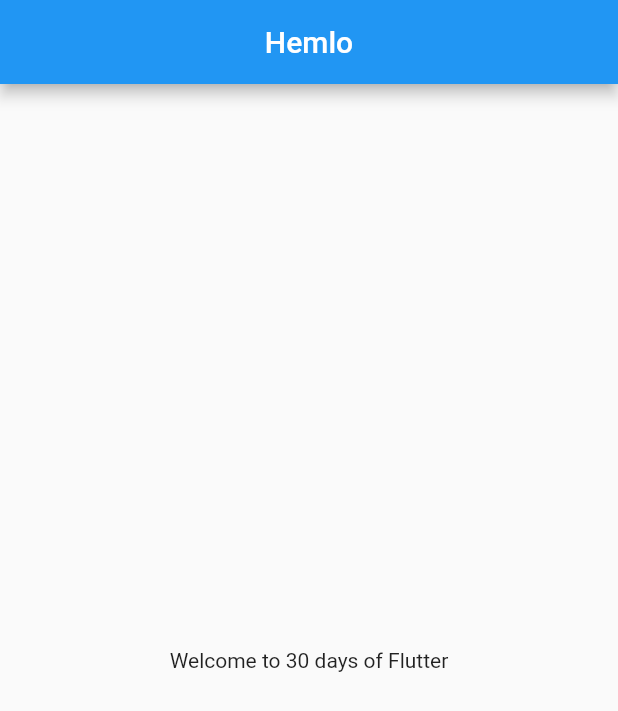
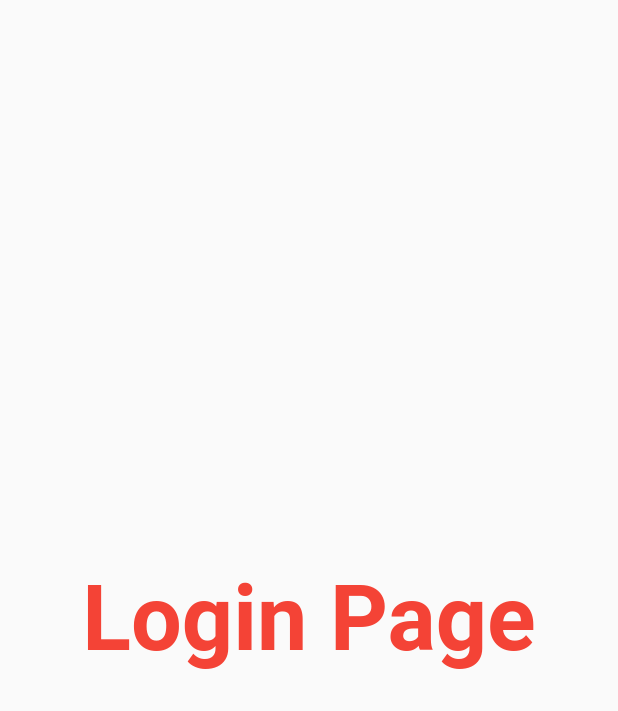
Before and after one commit to TejasParse/30DaysOfFlutter, a Flutter app: the screen it shows after launch, on a phone screen of 412 x 824 dp. Shown: the top 711 px of the screen. Run offline on Flutter 3.47's test engine with Material 2 defaults, Android fonts, the phone set to English and light mode, and no system bars.

Commit message:
Day 3 Completed

```diff
--- a/lib/main.dart
+++ b/lib/main.dart
@@ -1,3 +1,5 @@
+import 'package:catalog/pages/home_page.dart';
+import 'package:catalog/pages/login_page.dart';
 import 'package:flutter/material.dart';
 
 void main() {
@@ -10,21 +12,10 @@ class MyApp extends StatelessWidget {
   @override
   Widget build(BuildContext context) {
     return MaterialApp(
-        home: Scaffold(
-          appBar: AppBar(
-            title: Text("Hemlo"),
-            centerTitle: true,
-          ),
-          body: Container(
-            child: Center(
-              child: Text("Welcome to 30 days of Flutter"),
-            ),
-          ),
-        )
+      routes: {
+          "/" : (context) => LoginPage(),
+        "/Home" : (context) => HomePage(),
+      },
     );
   }
 }
-
-counter() {
-  count += 1;
-}
--- a/lib/pages/home_page.dart
+++ b/lib/pages/home_page.dart
@@ -1,13 +1,16 @@
 import 'package:flutter/material.dart';
 
-class home_page extends StatelessWidget {
+class HomePage extends StatelessWidget {
   @override
   Widget build(BuildContext context) {
     return Scaffold(
       appBar: AppBar(
         title: Text("Main Page"),
+        centerTitle: true,
       ),
-      body: Text("Hello"),
+      body: Center(
+        child: Text("Hello"),
+      ),
       drawer: Drawer(),
     );
   }
--- /dev/null
+++ b/lib/pages/login_page.dart
@@ -0,0 +1,22 @@
+import 'package:flutter/material.dart';
+
+class LoginPage extends StatelessWidget {
+  const LoginPage({Key? key}) : super(key: key);
+
+  @override
+  Widget build(BuildContext context) {
+    return Scaffold(
+      body: Center(
+        child: Text(
+            "Login Page",
+        style: TextStyle(
+          fontSize: 20,
+          fontWeight: FontWeight.bold,
+          color: Colors.red,
+          ),
+          textScaleFactor: 3.0,
+        ),
+      ),
+    );
+  }
+}
```
